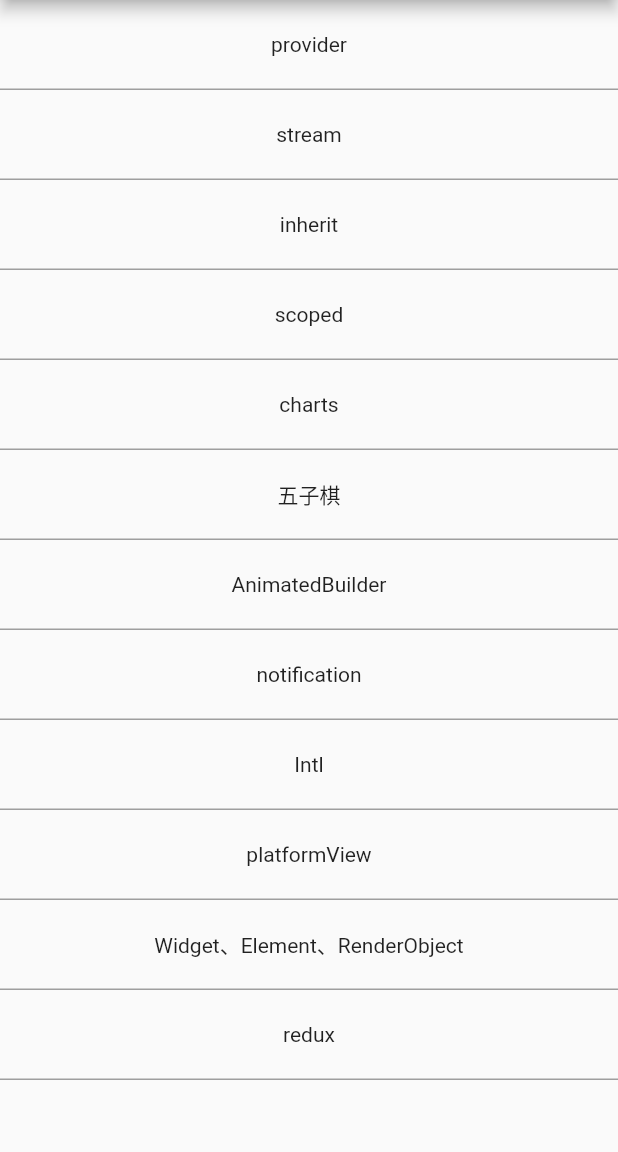
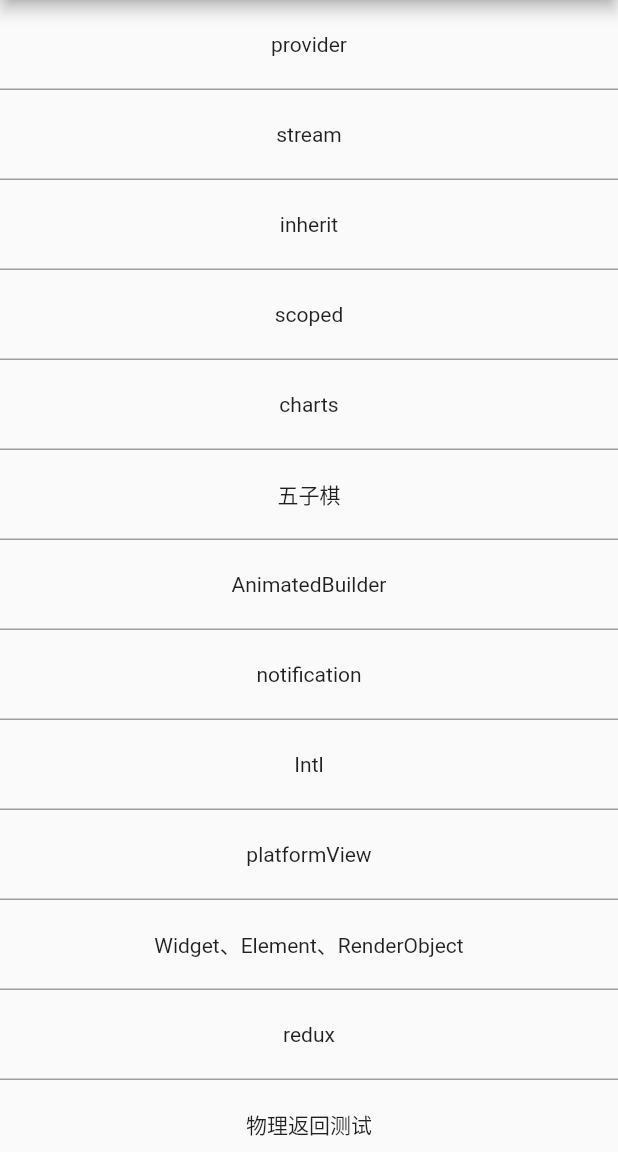
Before and after one commit to xuzhongpeng/jsshou_study, a Flutter app: the screen it shows after launch, on a phone screen of 412 x 824 dp, the part 84-1236 px from its top. Run offline on Flutter 3.47's test engine with Material 2 defaults, Android fonts, the phone set to English and light mode, and no system bars; our stand-ins replace charts_flutter, flutter_redux, redux; generated files the repository leaves out were written again.

Commit message:
note-sync syncing

```diff
--- a/flutter_demo/lib/main.dart
+++ b/flutter_demo/lib/main.dart
@@ -54,7 +54,8 @@ class StartPageState extends State<StartPage> {
     "Widget、Element、RenderObject": (_) => RenderObjectDemo(),
     "redux": (_) => FlutterReduxApp(
           store: new Store<int>(counterReducer, initialState: 0),
-        )
+        ),
+        "物理返回测试":(_)=>
   };
   @override
   Widget build(BuildContext context) {
```
